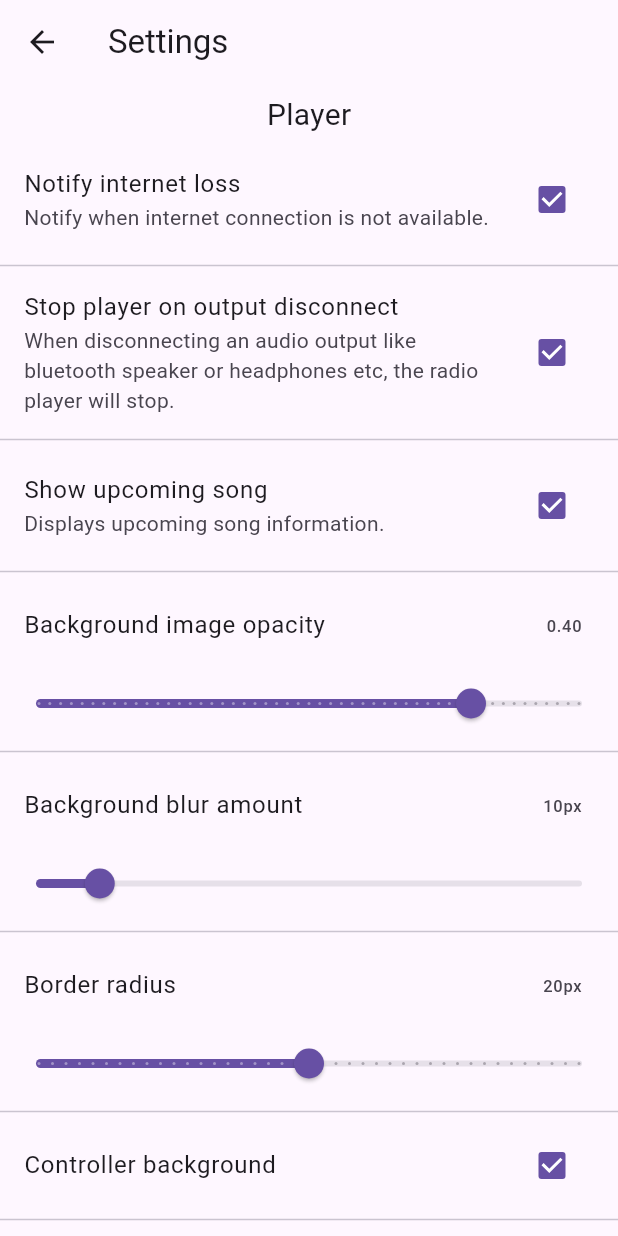
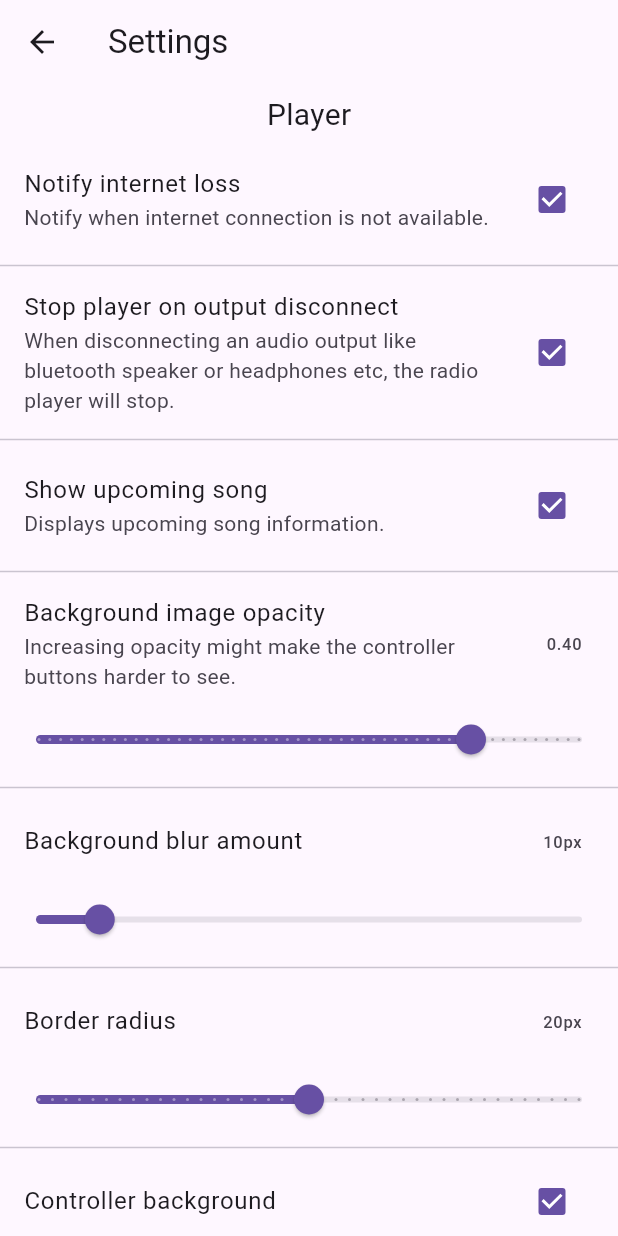
Before and after one commit to KRSLS/kradio, a Flutter app: the Settings screen opened directly, on a phone screen of 412 x 824 dp. Run offline on Flutter 3.47's test engine with Material 3 defaults, Android fonts, the phone set to English and light mode, and no system bars; our stand-ins replace internet_connection_checker_plus, share_plus, shared_preferences; missing offline and left inert: headset_connection_event, radio_player; accounts and stored records are empty.

Commit message:
add description for the bg opacity setting

```diff
--- a/lib/settings.dart
+++ b/lib/settings.dart
@@ -75,6 +75,7 @@ class _SettingsState extends State<Settings> {
             Divider(),
             ListTile(
               title: Text('Background image opacity'),
+              subtitle: Text('Increasing opacity might make the controller buttons harder to see.'),
               trailing: Text(GlobalSettings.bgOpacity.toStringAsFixed(2) + ''),
             ),
             Slider(
```
